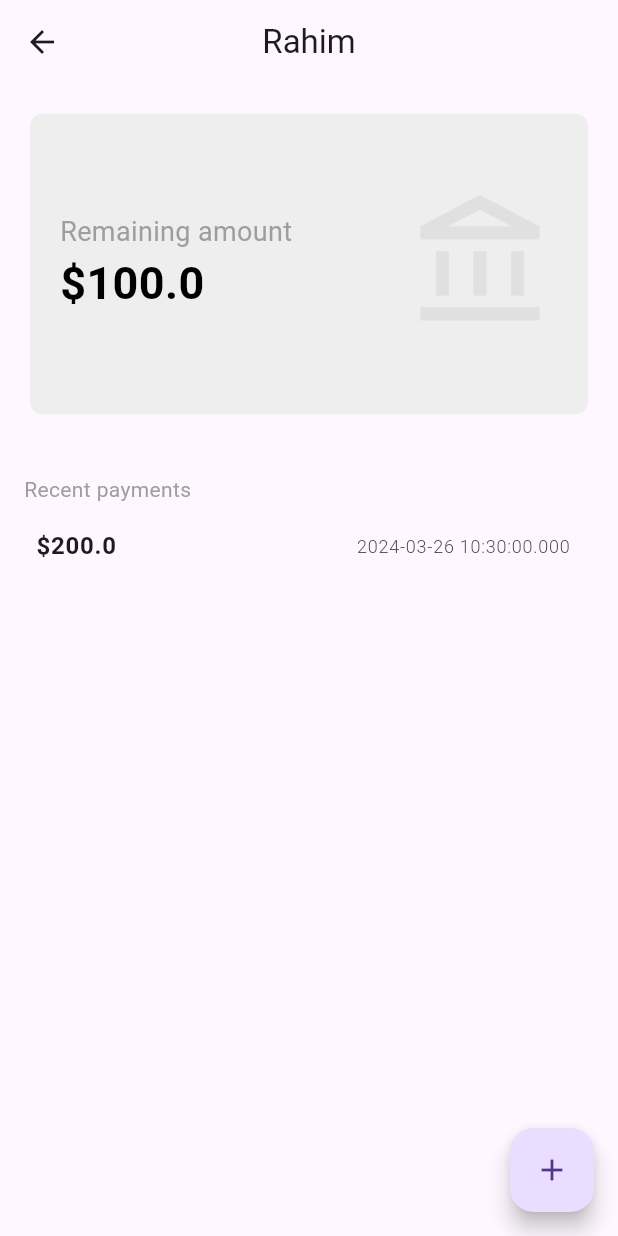
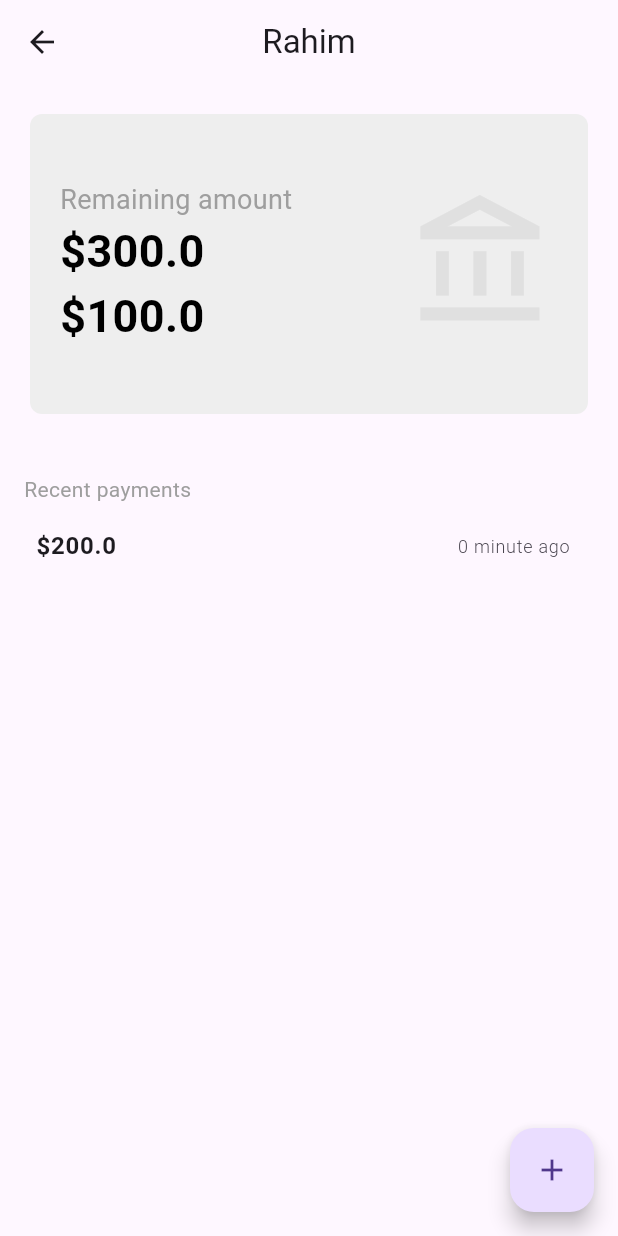
Before and after one commit to OGhawsi/loan-manager, a Flutter app: the screen it shows after launch, after a tap on "Rahim", on a phone screen of 412 x 824 dp. Run offline on Flutter 3.47's test engine with Material 3 defaults, Android fonts, the light colour scheme and no system bars.

Commit message:
timeago function

```diff
--- a/lib/components/single_loan.dart
+++ b/lib/components/single_loan.dart
@@ -56,9 +56,8 @@ class _SingleLoanState extends State<SingleLoan> {
                   Provider.of<LoanModel>(context, listen: false).addPayment(
                     widget.borrower,
                     Payment(
-                      5,
-                      double.parse(_paymentController.text),
-                      DateTime.now(),
+                      amount: double.parse(_paymentController.text),
+                      date: DateTime.now(),
                     ),
                   );
                   _paymentController.clear();
@@ -99,12 +98,23 @@ class _SingleLoanState extends State<SingleLoan> {
                                 color: Colors.grey.shade500, fontSize: 18),
                           ),
                           Consumer<LoanModel>(
-                            builder: (context, value, child) => Text(
-                              "\$${value.calculateRemainingLoanAmount(widget.borrower)}",
-                              style: const TextStyle(
-                                  color: Colors.black,
-                                  fontSize: 30,
-                                  fontWeight: FontWeight.w600),
+                            builder: (context, value, child) => Column(
+                              children: [
+                                Text(
+                                  "\$${value.getInitialAmount(widget.borrower)}",
+                                  style: const TextStyle(
+                                      color: Colors.black,
+                                      fontSize: 30,
+                                      fontWeight: FontWeight.w600),
+                                ),
+                                Text(
+                                  "\$${value.calculateRemainingLoanAmount(widget.borrower)}",
+                                  style: const TextStyle(
+                                      color: Colors.black,
+                                      fontSize: 30,
+                                      fontWeight: FontWeight.w600),
+                                ),
+                              ],
                             ),
                           ),
                         ],
@@ -153,10 +163,8 @@ class _SingleLoanState extends State<SingleLoan> {
                       ),
                       // helper function to change date to human readable form
                       trailing: Text(
-                        value
-                            .getPayments(widget.borrower)![index]
-                            .date
-                            .toString(),
+                        value.getTimeAgo(
+                            value.getPayments(widget.borrower)![index].date),
                         style: const TextStyle(
                             fontWeight: FontWeight.w300, fontSize: 12),
                       ),
--- a/lib/models/loan_manager.dart
+++ b/lib/models/loan_manager.dart
@@ -1,6 +1,7 @@
 class Loan {
   String name;
   double amount;
+  double initialAmount = 0;
   DateTime date;
   List<Payment> payments;
 
@@ -9,15 +10,17 @@ class Loan {
     required this.amount,
     required this.date,
     List<Payment>? payments, //optional parameter
-  }) : payments = payments ?? []; //initiliaze the list
+  })  : payments = payments ?? [],
+        initialAmount = amount; //initiliaze the list
 
   // void addPayment
 }
 
 class Payment {
+  static int statId = 0;
   int id;
   double amount;
-  DateTime date = DateTime.now();
+  DateTime date;
 
-  Payment(this.id, this.amount, DateTime dateTime);
+  Payment({required this.amount, required this.date}) : id = statId++;
 }
--- a/lib/models/loan_model.dart
+++ b/lib/models/loan_model.dart
@@ -7,16 +7,16 @@ class LoanModel extends ChangeNotifier {
       name: "Rahim",
       amount: 300,
       date: DateTime.now(),
-      payments: [Payment(1, 200.0, DateTime.now())],
+      payments: [Payment(amount: 200.0, date: DateTime.now())],
     ),
     Loan(
       name: "Ahmad",
       amount: 500,
       date: DateTime.now(),
-      payments: [Payment(2, 100.0, DateTime.now())],
+      payments: [Payment(amount: 4.0, date: DateTime.now())],
     ),
     Loan(
-      payments: [Payment(3, 50.0, DateTime.now())],
+      payments: [Payment(amount: 50.0, date: DateTime.now())],
       name: "Wali",
       amount: 260,
       date: DateTime.now(),
@@ -36,15 +36,11 @@ class LoanModel extends ChangeNotifier {
   get allLoans => _loans;
 
   List<Payment>? getPayments(Loan loan) {
-    if (loan.payments != null) {
-      return loan.payments;
-    } else {
-      return [];
-    }
+    return loan.payments;
   }
 
   int? getPaymentCount(Loan loan) {
-    return loan.payments?.length != null ? loan.payments!.length : 0;
+    return loan.payments.length;
   }
 
   void addLoan(Loan borrower) {
@@ -65,17 +61,13 @@ class LoanModel extends ChangeNotifier {
       }
       return value;
     }
-
     // return payments!.fold(0, (total, payment) => total + payment.amount);
   }
 
   double? calculateRemainingLoanAmount(Loan loan) {
     double? totalPayments = calculateTotalPayments(loan.payments);
-    // notifyListeners();
     return loan.amount - totalPayments!;
   }
-
-// double calculateOverAllTotalPayments() {}
 
   double calculatePendingLoansAmount(List<Loan> loans) {
     double totalPaments = 0.0;
@@ -85,7 +77,38 @@ class LoanModel extends ChangeNotifier {
       totalPaments = totalPaments + loanPayments!;
     }
     double totalLoans = loans.fold(0, (total, loan) => total + loan.amount);
-    // notifyListeners();
     return totalLoans - totalPaments;
   }
+// Return initial lend amount and display on each borrower page
+
+  double getInitialAmount(Loan loan) {
+    return loan.amount;
+  }
+
+  // human readable date
+
+  String getTimeAgo(DateTime pastDate) {
+    final now = DateTime.now();
+    final difference = now.difference(pastDate);
+
+    if (difference.isNegative) {
+      return 'In the future';
+    }
+    if (difference.inDays >= 365) {
+      final years = difference.inDays ~/ 365;
+      return '$years year${years > 1 ? 's' : ''} ago';
+    } else if (difference.inDays >= 30) {
+      final months = difference.inDays ~/ 30;
+      return '$months month${months > 1 ? 's' : ''} ago';
+    } else if (difference.inDays >= 7) {
+      final weeks = difference.inDays ~/ 7;
+      return '$weeks week${weeks > 1 ? 's' : ''} ago';
+    } else if (difference.inDays > 0) {
+      return '${difference.inDays} day${difference.inDays > 1 ? 's' : ''} ago';
+    } else if (difference.inHours > 0) {
+      return '${difference.inHours} hour${difference.inHours > 1 ? 's' : ''} ago';
+    } else {
+      return '${difference.inMinutes} minute${difference.inMinutes > 1 ? 's' : ''} ago';
+    }
+  }
 }
--- a/lib/pages/home_page.dart
+++ b/lib/pages/home_page.dart
@@ -174,8 +174,9 @@ class _MyHomePageState extends State<MyHomePage> {
                       leading: const CircleAvatar(child: Icon(Icons.person)),
                       title: Text(model.allLoans[index].name),
                       // helper function to change date to human readable form
-                      subtitle:
-                          Text(model.allLoans[index].date.toLocal().toString()),
+                      subtitle: Text(
+                        model.getTimeAgo(model.allLoans[index].date),
+                      ),
                       trailing: Text(
                         "\$${model.calculateRemainingLoanAmount(model.allLoans[index])}",
                         style: const TextStyle(
```
